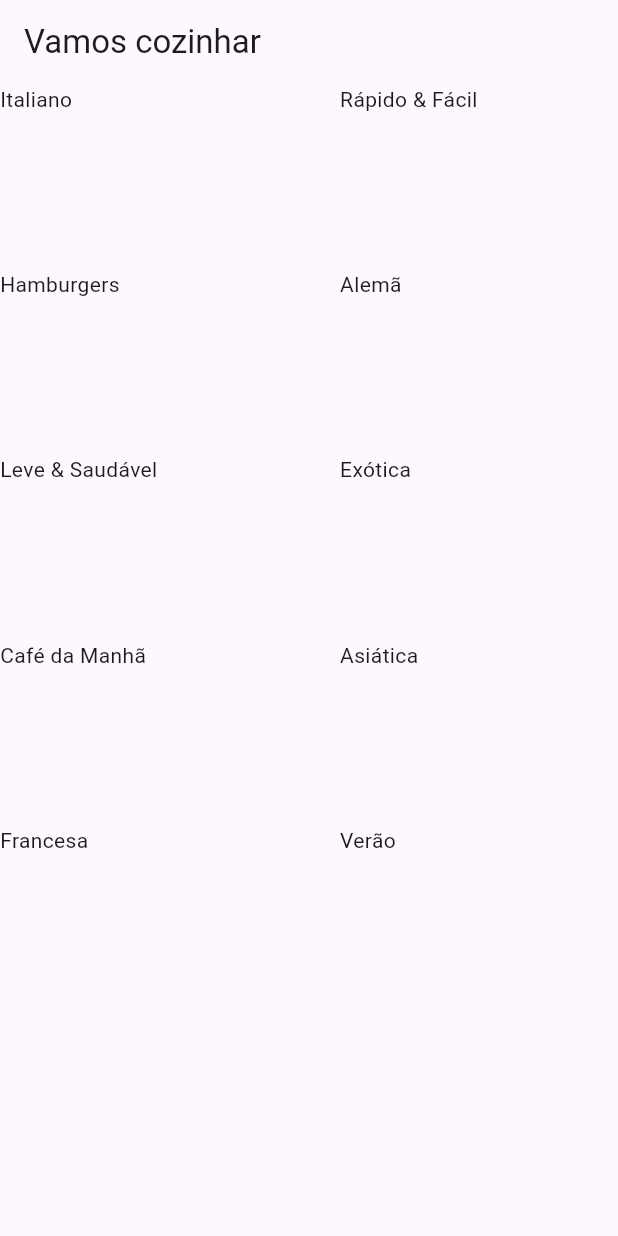
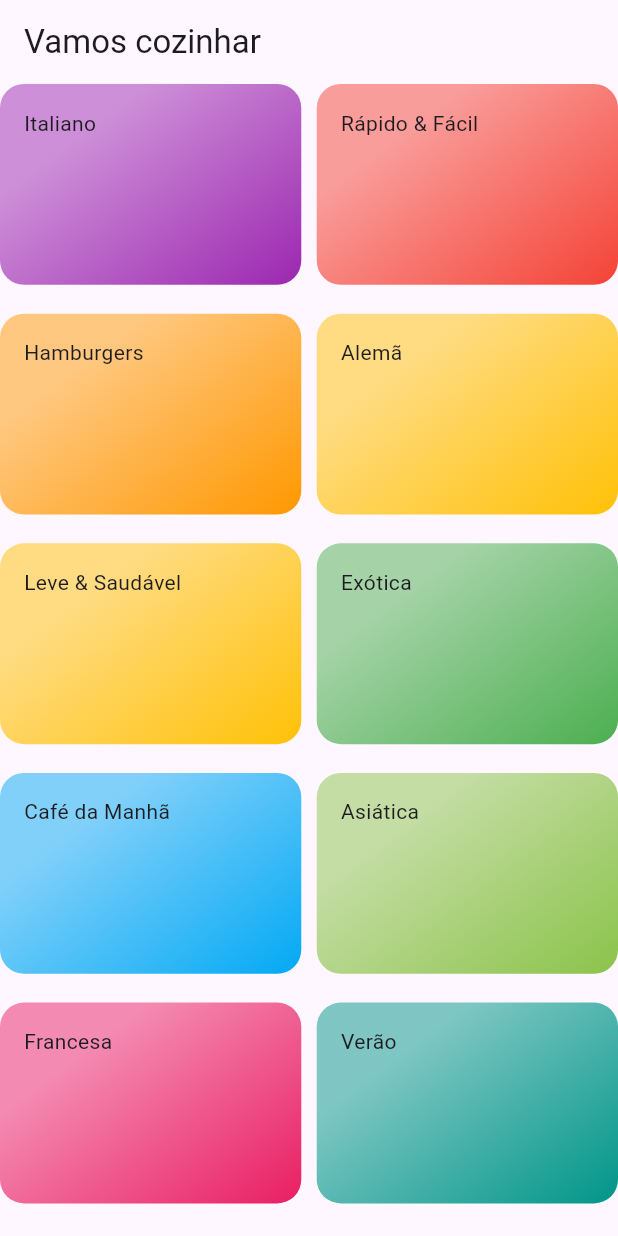
Before and after one commit to JacksonMonteiro/flutter_meals_app, a Flutter app: the screen it shows after launch, on a phone screen of 412 x 824 dp. Run offline on Flutter 3.47's test engine with Material 2 defaults, Android fonts, the phone set to English and light mode, and no system bars.

Commit message:
category item

```diff
--- a/lib/components/category_item.dart
+++ b/lib/components/category_item.dart
@@ -11,6 +11,18 @@ class CategoryItem extends StatelessWidget {
   @override
   Widget build(BuildContext context) {
     return Container(
+      padding: const EdgeInsets.all(16),
+      decoration: BoxDecoration(
+        gradient: LinearGradient(
+          colors: [
+            category.color.withOpacity(0.5),
+            category.color,
+          ],
+          begin: Alignment.topCenter,
+          end: Alignment.bottomRight,
+        ),
+        borderRadius: BorderRadius.circular(16),
+      ),
       child: Text(category.title),
     );
   }
--- a/lib/views/categories_view.dart
+++ b/lib/views/categories_view.dart
@@ -10,15 +10,23 @@ class CategoriesView extends StatelessWidget {
 
   @override
   Widget build(BuildContext context) {
+    final mQuery = MediaQuery.of(context);
+
+    AppBar appBar = AppBar(
+      title: const Text('Vamos cozinhar'),
+    );
+
+    final availableHeight =
+        mQuery.size.height - appBar.preferredSize.height - mQuery.padding.top;
+
     return Scaffold(
-      appBar: AppBar(
-        title: const Text('Vamos cozinhar'),
-      ),
+      appBar: appBar,
       body: GridView(
         gridDelegate: SliverGridDelegateWithMaxCrossAxisExtent(
-          maxCrossAxisExtent: MediaQuery.of(context).size.width * 0.45,
+          maxCrossAxisExtent: mQuery.size.width * 0.5,
           childAspectRatio: 3 / 2,
-          crossAxisSpacing: MediaQuery.of(context).size.width * 0.1,
+          crossAxisSpacing: mQuery.size.width * 0.025,
+          mainAxisSpacing: (availableHeight) * 0.025,
         ),
         children: dummyCategories
             .map((category) => CategoryItem(category: category))
```
